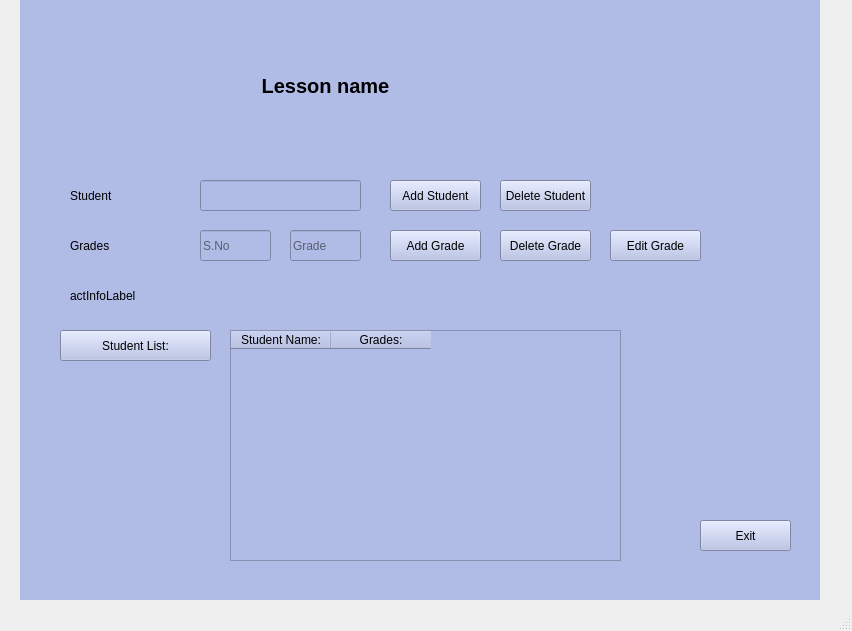
Before: the Qt Designer form ui/LessonPage.ui in fbucak/school-management-system, drawn with Qt 5.
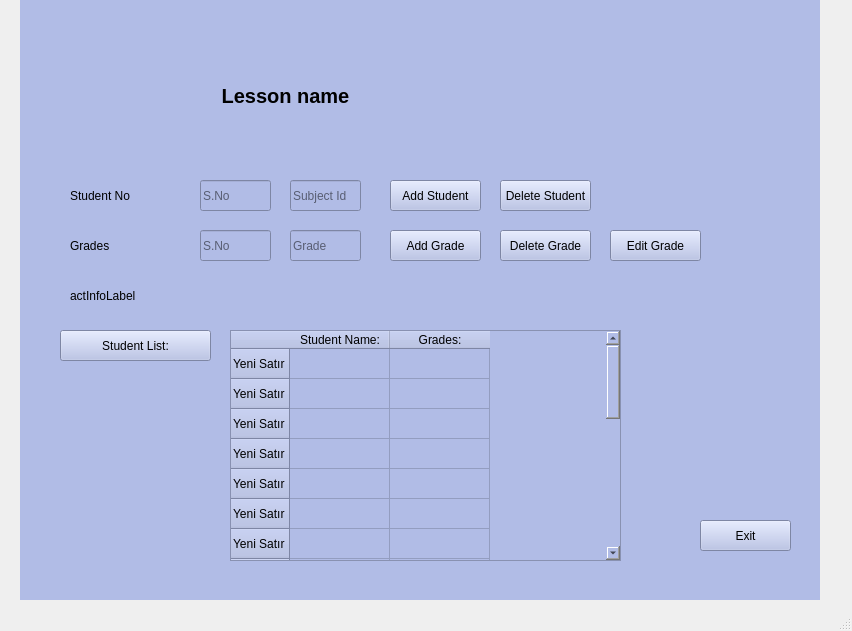
After: the same form once the commit is applied.

Commit message: Lesson add ve delete guncellendi

What changed in the file:
```diff
--- a/ui/LessonPage.ui
+++ b/ui/LessonPage.ui
@@ -132,8 +132,8 @@
      <widget class="QLabel" name="label_4">
       <property name="geometry">
        <rect>
-        <x>150</x>
-        <y>70</y>
+        <x>110</x>
+        <y>80</y>
         <width>311</width>
         <height>31</height>
        </rect>
@@ -174,6 +174,101 @@
         <height>231</height>
        </rect>
       </property>
+      <row>
+       <property name="text">
+        <string>Yeni Satır</string>
+       </property>
+      </row>
+      <row>
+       <property name="text">
+        <string>Yeni Satır</string>
+       </property>
+      </row>
+      <row>
+       <property name="text">
+        <string>Yeni Satır</string>
+       </property>
+      </row>
+      <row>
+       <property name="text">
+        <string>Yeni Satır</string>
+       </property>
+      </row>
+      <row>
+       <property name="text">
+        <string>Yeni Satır</string>
+       </property>
+      </row>
+      <row>
+       <property name="text">
+        <string>Yeni Satır</string>
+       </property>
+      </row>
+      <row>
+       <property name="text">
+        <string>Yeni Satır</string>
+       </property>
+      </row>
+      <row>
+       <property name="text">
+        <string>Yeni Satır</string>
+       </property>
+      </row>
+      <row>
+       <property name="text">
+        <string>Yeni Satır</string>
+       </property>
+      </row>
+      <row>
+       <property name="text">
+        <string>Yeni Satır</string>
+       </property>
+      </row>
+      <row>
+       <property name="text">
+        <string>Yeni Satır</string>
+       </property>
+      </row>
+      <row>
+       <property name="text">
+        <string>Yeni Satır</string>
+       </property>
+      </row>
+      <row>
+       <property name="text">
+        <string>Yeni Satır</string>
+       </property>
+      </row>
+      <row>
+       <property name="text">
+        <string>Yeni Satır</string>
+       </property>
+      </row>
+      <row>
+       <property name="text">
+        <string>Yeni Satır</string>
+       </property>
+      </row>
+      <row>
+       <property name="text">
+        <string>Yeni Satır</string>
+       </property>
+      </row>
+      <row>
+       <property name="text">
+        <string>Yeni Satır</string>
+       </property>
+      </row>
+      <row>
+       <property name="text">
+        <string>Yeni Satır</string>
+       </property>
+      </row>
+      <row>
+       <property name="text">
+        <string>Yeni Satır</string>
+       </property>
+      </row>
       <column>
        <property name="text">
         <string>Student Name:</string>
@@ -190,13 +285,16 @@
        <rect>
         <x>180</x>
         <y>180</y>
-        <width>161</width>
+        <width>71</width>
         <height>31</height>
        </rect>
       </property>
       <property name="text">
        <string/>
       </property>
+      <property name="placeholderText">
+       <string>S.No</string>
+      </property>
      </widget>
      <widget class="QPushButton" name="lAddButton">
       <property name="geometry">
@@ -315,7 +413,7 @@
        </rect>
       </property>
       <property name="text">
-       <string>Student</string>
+       <string>Student No</string>
       </property>
      </widget>
      <widget class="QPushButton" name="lDeleteButton_2">
@@ -347,6 +445,22 @@
        <string>S.No</string>
       </property>
      </widget>
+     <widget class="QLineEdit" name="subjectIdLine">
+      <property name="geometry">
+       <rect>
+        <x>270</x>
+        <y>180</y>
+        <width>71</width>
+        <height>31</height>
+       </rect>
+      </property>
+      <property name="text">
+       <string/>
+      </property>
+      <property name="placeholderText">
+       <string>Subject Id</string>
+      </property>
+     </widget>
     </widget>
     <widget class="QWidget" name="student_entry">
      <widget class="QPushButton" name="pushButton_3">
```
Left out of the diff: 6 changed lines with no effect on the pictures. The commit also changes 15 other files.
